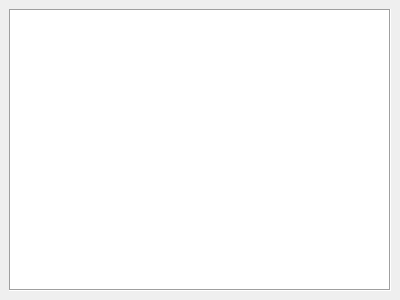
Old version of the form modules/automation/projects/HilecGui/src/rcUnits/RcUnitWidget.ui in the repository OFFIS-Automation/Framework.
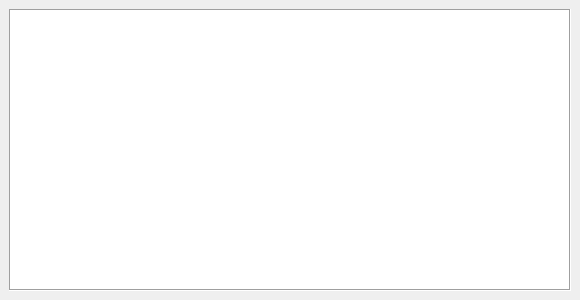
New version of the form. Icons and pictures are not drawn.

What changed in the file:
```diff
--- a/modules/automation/projects/HilecGui/src/rcUnits/RcUnitWidget.ui
+++ b/modules/automation/projects/HilecGui/src/rcUnits/RcUnitWidget.ui
@@ -6,7 +6,7 @@
    <rect>
     <x>0</x>
     <y>0</y>
-    <width>400</width>
+    <width>580</width>
     <height>300</height>
    </rect>
   </property>
```
